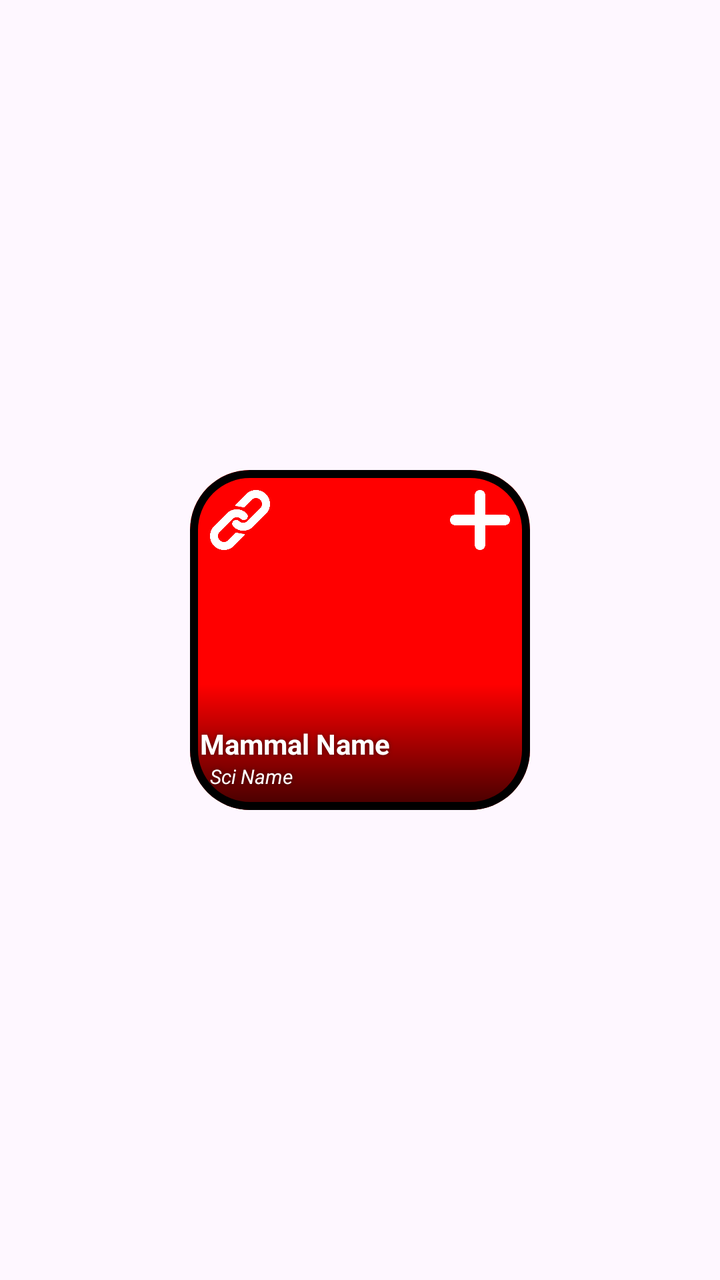
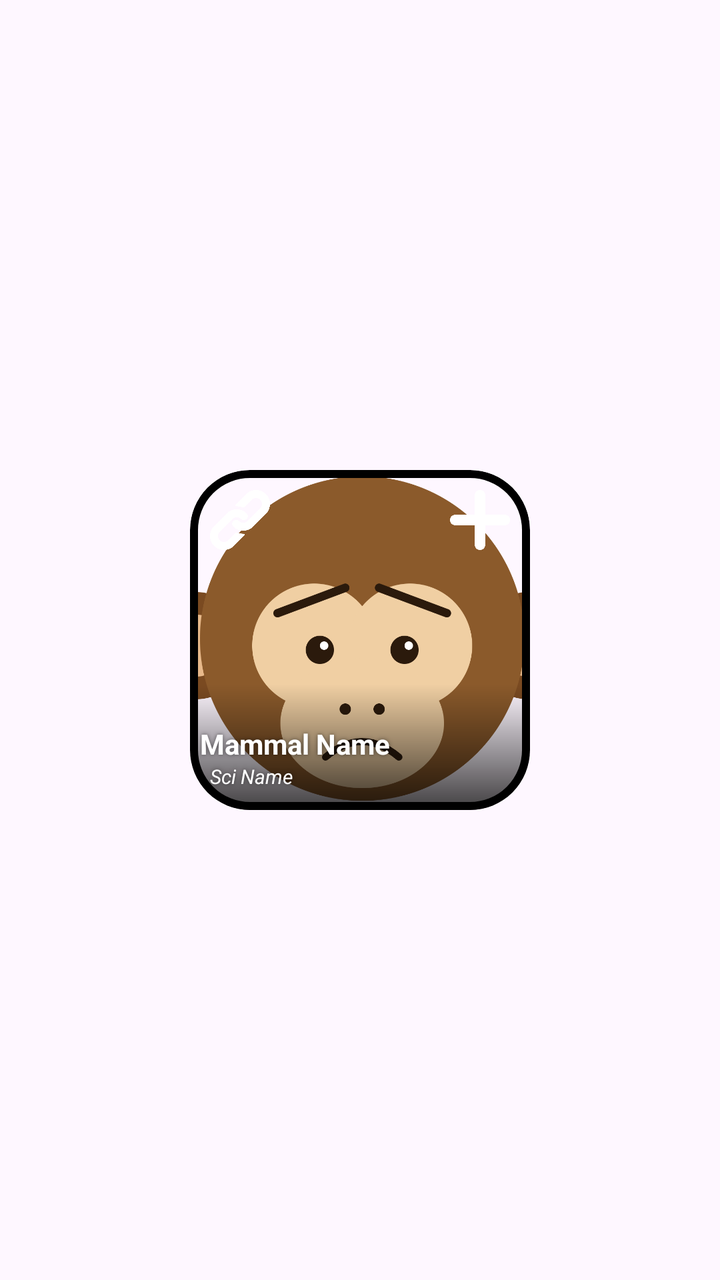

The first picture is an Android layout as it rendered before a commit; the second is the same layout after the commit. The layout source and the unified diff follow.
<!-- AndroidManifest.xml: application theme Theme.MammalDex -->
<!-- res/layout/species_item.xml -->
<?xml version="1.0" encoding="utf-8"?>
<FrameLayout xmlns:android="http://schemas.android.com/apk/res/android"
    android:layout_width="match_parent"
    android:layout_height="wrap_content"
    xmlns:app="http://schemas.android.com/apk/res-auto"
    xmlns:tools="http://schemas.android.com/tools"
    android:orientation="vertical"
    android:layout_gravity="center"
    android:layout_marginBottom="10dp"
    android:scaleType="centerCrop"
    app:layout_constraintTop_toTopOf="parent"
    app:layout_constraintStart_toStartOf="parent"
    app:layout_constraintEnd_toEndOf="parent"
    app:layout_constraintTop_toBottomOf="parent"
    tools:context="com.example.mammaldex.view.SearchFragment">

    <com.google.android.material.card.MaterialCardView
        android:id="@+id/mammalCard"
        android:layout_width="170dp"
        android:layout_height="170dp"
        app:cardCornerRadius="30dp"
        app:strokeColor="#000000"
        app:strokeWidth="4dp"
        android:layout_gravity="center"
        android:scaleType="centerCrop"
        android:clickable="true"
        android:stateListAnimator="@animator/squish">

        <ImageView
            android:id="@+id/mammalImageView"
            android:layout_width="match_parent"
            android:layout_height="match_parent"
            android:background="#FF0000"
            android:scaleType="centerCrop"
            />

        <LinearLayout
            android:layout_width="match_parent"
            android:layout_height="wrap_content"
            android:orientation="horizontal"
            android:layout_gravity="top|center_horizontal"
            android:layout_marginTop="10dp">

            <ImageView
                android:id="@+id/mammalWikiLink"
                android:layout_width="30dp"
                android:layout_height="30dp"
                android:layout_marginStart="10dp"
                android:src="@drawable/icon_link"
                android:contentDescription="Icon Link"
                app:tint="@color/white"
                android:clickable="true"
                android:focusable="true"/>

            <View
                android:layout_width="0dp"
                android:layout_height="1dp"
                android:layout_weight="1" />

            <FrameLayout
                android:layout_width="30dp"
                android:layout_height="30dp"
                android:layout_marginEnd="10dp">

                <ImageView
                    android:id="@+id/mammalSightAdd"
                    android:layout_width="match_parent"
                    android:layout_height="match_parent"
                    android:src="@drawable/icon_plus"
                    android:contentDescription="Icon Add"
                    app:tint="@color/white"
                    />

                <ImageView
                    android:id="@+id/mammalSightRemove"
                    android:layout_width="match_parent"
                    android:layout_height="match_parent"
                    android:src="@drawable/icon_minus"
                    android:contentDescription="Icon Remove"
                    app:tint="@color/white"
                    android:visibility="invisible"
                    />
            </FrameLayout>
        </LinearLayout>

        <LinearLayout
            android:id="@+id/mammalTextLayout"
            android:layout_width="match_parent"
            android:layout_height="wrap_content"
            android:orientation="vertical"
            android:layout_gravity="bottom|center_vertical"
            android:background="@drawable/text_background">

            <TextView
                android:id="@+id/mammalName"
                android:layout_width="match_parent"
                android:layout_height="wrap_content"
                android:layout_marginStart="5dp"
                android:layout_marginTop="20dp"
                android:text="Mammal Name"
                android:textColor="@color/white"
                android:textSize="14sp"
                android:textStyle="bold"
                style="@style/shadowText"/>

            <TextView
                android:id="@+id/mammalSciName"
                android:layout_width="match_parent"
                android:layout_height="wrap_content"
                android:layout_gravity="bottom|center_vertical"
                android:layout_marginStart= "10dp"
                android:layout_marginBottom="10dp"
                android:textSize="10sp"
                android:textStyle="italic"
                android:text="Sci Name"
                android:textColor="@color/white"
                style="@style/shadowText"/>
        </LinearLayout>
    </com.google.android.material.card.MaterialCardView>






</FrameLayout>
<!-- resources referenced by this layout -->
<resources>
  <color name="white">#FFFFFFFF</color>
  <!-- drawable icon_link: png bitmap (drawable, 7583 bytes) -->
  <!-- drawable icon_minus: png bitmap (drawable, 2664 bytes) -->
  <!-- drawable icon_plus: png bitmap (drawable, 3024 bytes) -->
  <!-- drawable text_background (drawable) -->
  <?xml version="1.0" encoding="utf-8"?>
  <shape xmlns:android="http://schemas.android.com/apk/res/android"
          android:shape="rectangle">
      <gradient
          android:type="linear"
          android:angle="90"
          android:startColor="#BF000000"
          android:endColor="#00000000" />
  </shape>
  <style name="shadowText">
          <item name="android:shadowColor">#80000000</item>
          <item name="android:shadowDx">0</item>
          <item name="android:shadowDy">0</item>
          <item name="android:shadowRadius">5</item>
      </style>
  <style name="Theme.MammalDex" parent="Base.Theme.MammalDex" />
  <style name="Base.Theme.MammalDex" parent="Theme.Material3.DayNight.NoActionBar">
          
          
      </style>
</resources>

<!-- the commit's change to res/layout/species_item.xml (unified diff, before → after) -->
@@ -30,7 +30,7 @@
             android:id="@+id/mammalImageView"
             android:layout_width="match_parent"
             android:layout_height="match_parent"
-            android:background="#FF0000"
+            android:src="@drawable/sad_monkey"
             android:scaleType="centerCrop"
             />
 
<!-- resource entries referenced after the edit -->
@@ -4,6 +4,7 @@
   <!-- drawable icon_link: png bitmap (drawable, 7583 bytes) -->
   <!-- drawable icon_minus: png bitmap (drawable, 2664 bytes) -->
   <!-- drawable icon_plus: png bitmap (drawable, 3024 bytes) -->
+  <!-- drawable sad_monkey: png bitmap (drawable, 59240 bytes) -->
   <!-- drawable text_background (drawable) -->
   <?xml version="1.0" encoding="utf-8"?>
   <shape xmlns:android="http://schemas.android.com/apk/res/android"
